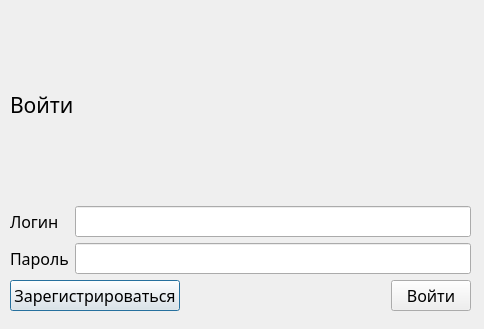
Qt form sign_in.ui (compfee/wholesale_company2_db) before a commit.
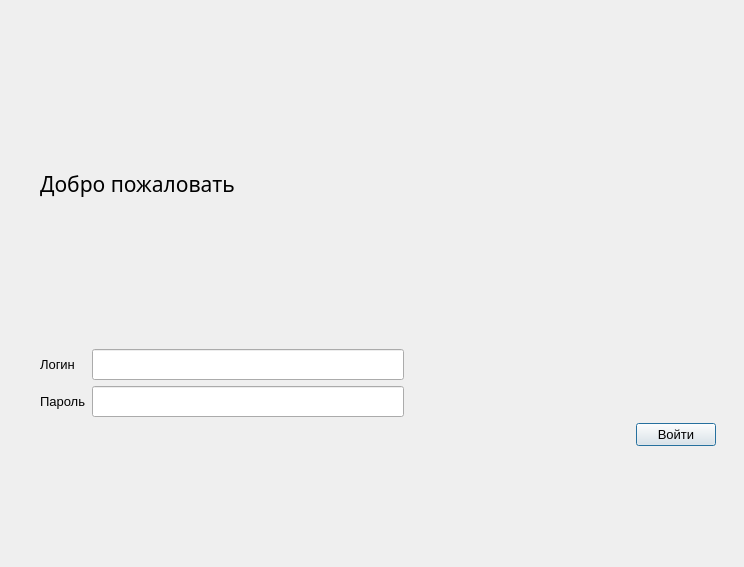
The same form after that commit.

The edit to the form file:
```diff
--- a/sign_in.ui
+++ b/sign_in.ui
@@ -6,8 +6,8 @@
    <rect>
     <x>0</x>
     <y>0</y>
-    <width>484</width>
-    <height>329</height>
+    <width>744</width>
+    <height>567</height>
    </rect>
   </property>
   <property name="font">
@@ -18,21 +18,17 @@
   <property name="windowTitle">
    <string>Dialog</string>
   </property>
-  <widget class="QWidget" name="verticalLayoutWidget">
+  <widget class="QWidget" name="verticalLayoutWidget_2">
    <property name="geometry">
     <rect>
-     <x>10</x>
-     <y>10</y>
-     <width>461</width>
-     <height>301</height>
+     <x>40</x>
+     <y>25</y>
+     <width>676</width>
+     <height>421</height>
     </rect>
    </property>
-   <property name="font">
-    <font>
-     <family>Noto Sans Light</family>
-     <pointsize>12</pointsize>
-    </font>
-   </property>
+   <layout class="QVBoxLayout" name="verticalLayout_2">
+    <item>
    <layout class="QVBoxLayout" name="verticalLayout">
     <item>
      <widget class="QLabel" name="label">
@@ -43,32 +39,12 @@
        </font>
       </property>
       <property name="text">
-       <string>Войти</string>
+         <string>Добро пожаловать</string>
       </property>
      </widget>
     </item>
     <item>
      <layout class="QGridLayout" name="gridLayout">
-      <item row="1" column="1">
-       <widget class="QLineEdit" name="password_lineEdit">
-        <property name="font">
-         <font>
-          <family>Noto Sans Light</family>
-          <pointsize>12</pointsize>
-         </font>
-        </property>
-       </widget>
-      </item>
-      <item row="0" column="1">
-       <widget class="QLineEdit" name="phone_lineEdit">
-        <property name="font">
-         <font>
-          <family>Noto Sans Light</family>
-          <pointsize>12</pointsize>
-         </font>
-        </property>
-       </widget>
-      </item>
       <item row="0" column="0">
        <widget class="QLabel" name="label_2">
         <property name="sizePolicy">
@@ -79,8 +55,8 @@
         </property>
         <property name="font">
          <font>
-          <family>Noto Sans Light</family>
-          <pointsize>12</pointsize>
+            <family>Arial</family>
+            <pointsize>10</pointsize>
          </font>
         </property>
         <property name="text">
@@ -98,8 +74,8 @@
         </property>
         <property name="font">
          <font>
-          <family>Noto Sans Light</family>
-          <pointsize>12</pointsize>
+            <family>Arial</family>
+            <pointsize>10</pointsize>
          </font>
         </property>
         <property name="text">
@@ -107,26 +83,58 @@
         </property>
        </widget>
       </item>
-     </layout>
-    </item>
-    <item>
-     <layout class="QHBoxLayout" name="horizontalLayout_2">
-      <property name="sizeConstraint">
-       <enum>QLayout::SetMinimumSize</enum>
-      </property>
-      <item>
-       <widget class="QPushButton" name="sign_up_button">
+        <item row="0" column="1">
+         <widget class="QLineEdit" name="phone_lineEdit">
+          <property name="font">
+           <font>
+            <family>Noto Sans Light</family>
+            <pointsize>12</pointsize>
+           </font>
+          </property>
+         </widget>
+        </item>
+        <item row="1" column="1">
+         <widget class="QLineEdit" name="password_lineEdit">
         <property name="font">
          <font>
           <family>Noto Sans Light</family>
           <pointsize>12</pointsize>
          </font>
         </property>
-        <property name="text">
-         <string>Зарегистрироваться</string>
-        </property>
-       </widget>
-      </item>
+         </widget>
+        </item>
+        <item row="0" column="2">
+         <spacer name="horizontalSpacer_2">
+          <property name="orientation">
+           <enum>Qt::Horizontal</enum>
+          </property>
+          <property name="sizeHint" stdset="0">
+           <size>
+            <width>40</width>
+            <height>20</height>
+           </size>
+          </property>
+         </spacer>
+        </item>
+        <item row="1" column="2">
+         <spacer name="horizontalSpacer_3">
+          <property name="orientation">
+           <enum>Qt::Horizontal</enum>
+          </property>
+          <property name="sizeHint" stdset="0">
+           <size>
+            <width>40</width>
+            <height>20</height>
+           </size>
+          </property>
+         </spacer>
+        </item>
+       </layout>
+      </item>
+     </layout>
+    </item>
+    <item>
+     <layout class="QHBoxLayout" name="horizontalLayout">
       <item>
        <spacer name="horizontalSpacer">
         <property name="orientation">
@@ -135,7 +143,7 @@
         <property name="sizeHint" stdset="0">
          <size>
           <width>40</width>
-          <height>10</height>
+          <height>20</height>
          </size>
         </property>
        </spacer>
@@ -144,8 +152,8 @@
        <widget class="QPushButton" name="sign_in_button">
         <property name="font">
          <font>
-          <family>Noto Sans Light</family>
-          <pointsize>12</pointsize>
+          <family>Arial</family>
+          <pointsize>10</pointsize>
          </font>
         </property>
         <property name="text">
```
Lines whose indentation alone changed are shown as unchanged.
